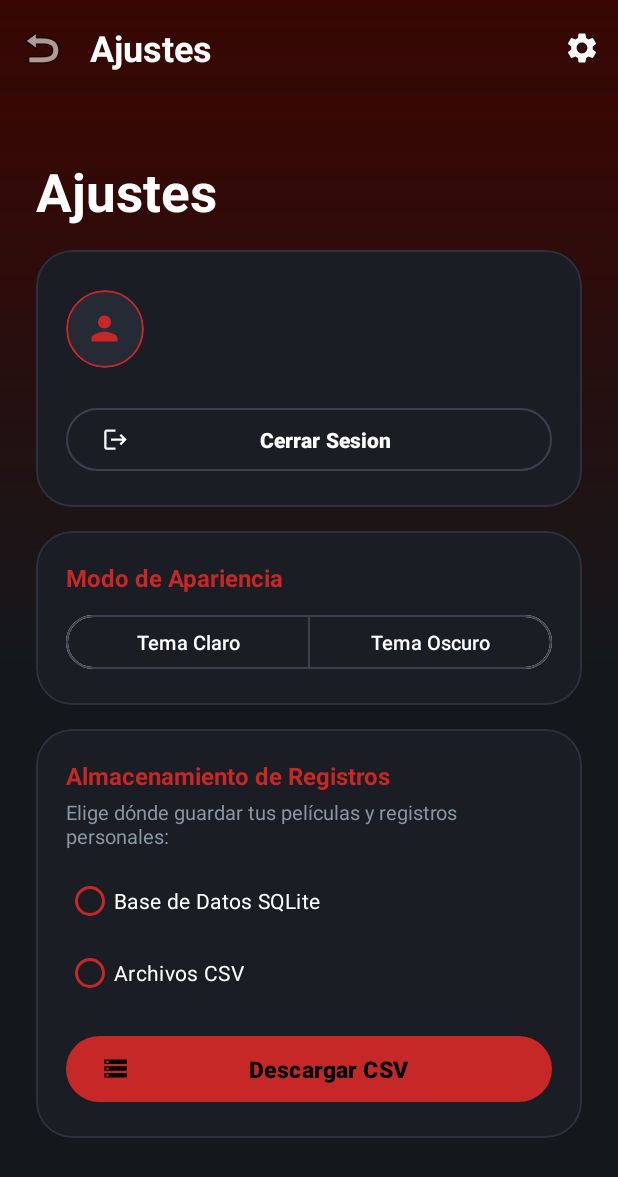
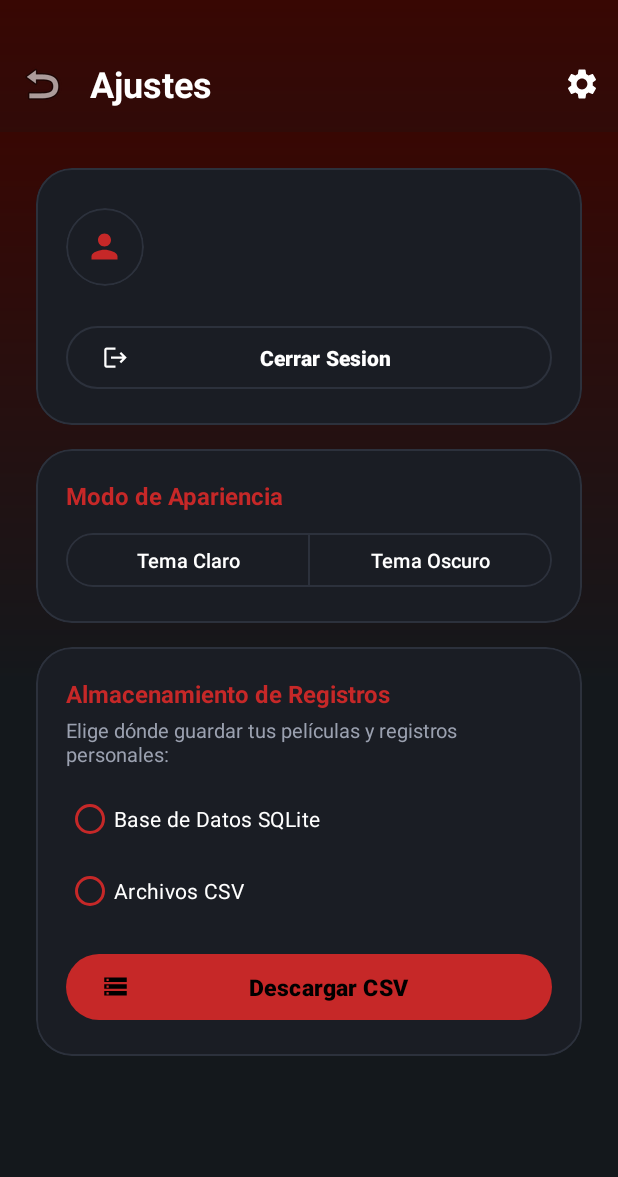
Before and after one commit to Naidu3736/cineteca, an Android app: the MainActivity screen opened directly, with no data from a screen before it, after a tap on "Configuración", on a phone screen of 412 x 824 dp. Shown: the top 1177 px of the screen. Run offline under Robolectric (Android 15) with nearby library versions, the phone set to English and light mode, and no system bars; 1 statement that could not run was skipped.

Commit message:
Chore: Cambios visuales ajustes, panel de peliculas, agregar, main

```diff
--- a/app/src/main/java/com/example/cineteca/MainActivity.java
+++ b/app/src/main/java/com/example/cineteca/MainActivity.java
@@ -23,6 +23,10 @@ public class MainActivity extends AppCompatActivity {
 
         binding = ActivityMainBinding.inflate(getLayoutInflater());
         setContentView(binding.getRoot());
+
+
+        ThemeHelper.setDarkMode(this, ThemeHelper.isDarkMode(this));
+        ThemeHelper.applyThemeToView(binding.getRoot());
 
         // 1. Ajuste de barras del sistema (Edge-to-Edge)
         ViewCompat.setOnApplyWindowInsetsListener(binding.fragmentContainer, (v, insets) -> {
--- a/app/src/main/java/com/example/cineteca/MoviesFragment.java
+++ b/app/src/main/java/com/example/cineteca/MoviesFragment.java
@@ -34,11 +34,13 @@ public class MoviesFragment extends Fragment {
                              @Nullable Bundle savedInstanceState) {
         binding = FragmentMoviesBinding.inflate(inflater, container, false);
         return binding.getRoot();
+
     }
 
     @Override
     public void onViewCreated(@NonNull View view, @Nullable Bundle savedInstanceState) {
         super.onViewCreated(view, savedInstanceState);
+        ThemeHelper.applyThemeToView(binding.getRoot());
 
         db = new MovieDbHelper(requireContext());
         adapter = new MovieAdapter();
--- a/app/src/main/java/com/example/cineteca/SettingsFragment.java
+++ b/app/src/main/java/com/example/cineteca/SettingsFragment.java
@@ -55,14 +55,37 @@ public class SettingsFragment extends Fragment {
         return binding.getRoot();
     }
 
-//    @Override
-//    public void onViewCreated(@NonNull View view, @Nullable Bundle savedInstanceState) {
-//        super.onViewCreated(view, savedInstanceState);
-//
-//        binding.btnExportCsv.setOnClickListener(v -> exportLauncher.launch("movies.csv"));
-//        binding.btnImportCsv.setOnClickListener(v ->
-//                importLauncher.launch(new String[]{"text/csv", "text/comma-separated-values", "text/plain"}));
-//    }
+    @Override
+    public void onViewCreated(@NonNull View view, @Nullable Bundle savedInstanceState) {
+        super.onViewCreated(view, savedInstanceState);
+
+        // 1. Marcar el botón activo según el tema guardado (Dark por defecto)
+        if (ThemeHelper.isDarkMode(requireContext())) {
+            binding.toggleDarkMode.check(R.id.btn_mode_dark);
+        } else {
+            binding.toggleDarkMode.check(R.id.btn_mode_light);
+        }
+
+        // 2. Aplicar colores actuales al abrir Ajustes
+        ThemeHelper.applyThemeToView(binding.getRoot());
+
+        // 3. Conectar los botones Tema Claro / Tema Oscuro
+        binding.toggleDarkMode.addOnButtonCheckedListener((group, checkedId, isChecked) -> {
+            if (!isChecked) return;
+            boolean wantDark = (checkedId == R.id.btn_mode_dark);
+
+            if (wantDark != ThemeHelper.isDarkMode(requireContext())) {
+                ThemeHelper.setDarkMode(requireContext(), wantDark);
+                ThemeHelper.applyThemeToView(binding.getRoot());
+                if (getActivity() != null) {
+                    ThemeHelper.applyThemeToView(getActivity().findViewById(R.id.main));
+                }
+            }
+        });
+
+        // 4. Botón Descargar CSV
+        binding.btnViewCsv.setOnClickListener(v -> exportLauncher.launch("movies.csv"));
+    }
 
     @Override
     public void onDestroyView() {
--- /dev/null
+++ b/app/src/main/java/com/example/cineteca/ThemeHelper.java
@@ -0,0 +1,287 @@
+package com.example.cineteca;
+
+import android.content.Context;
+import android.content.SharedPreferences;
+import android.content.res.ColorStateList;
+import android.graphics.Color;
+import android.graphics.PorterDuff;
+import android.graphics.drawable.Drawable;
+import android.graphics.drawable.GradientDrawable;
+import android.view.Menu;
+import android.view.MenuItem;
+import android.view.View;
+import android.view.ViewGroup;
+import android.widget.EditText;
+import android.widget.ImageView;
+import android.widget.TextView;
+
+import androidx.appcompat.app.AppCompatDelegate;
+import androidx.appcompat.widget.ActionMenuView;
+import androidx.appcompat.widget.SearchView;
+import androidx.core.content.ContextCompat;
+import androidx.core.graphics.drawable.DrawableCompat;
+
+import com.google.android.material.appbar.MaterialToolbar;
+import com.google.android.material.button.MaterialButton;
+import com.google.android.material.card.MaterialCardView;
+import com.google.android.material.chip.Chip;
+import com.google.android.material.floatingactionbutton.FloatingActionButton;
+import com.google.android.material.radiobutton.MaterialRadioButton;
+
+public class ThemeHelper {
+
+    private static final String PREFS_NAME = "cineteca_theme_prefs";
+    private static final String KEY_IS_DARK = "is_dark_mode";
+
+    public static boolean isDarkMode(Context context) {
+        SharedPreferences prefs = context.getSharedPreferences(PREFS_NAME, Context.MODE_PRIVATE);
+        return prefs.getBoolean(KEY_IS_DARK, true);
+    }
+
+    public static void setDarkMode(Context context, boolean isDark) {
+        SharedPreferences prefs = context.getSharedPreferences(PREFS_NAME, Context.MODE_PRIVATE);
+        prefs.edit().putBoolean(KEY_IS_DARK, isDark).apply();
+
+        AppCompatDelegate.setDefaultNightMode(
+                isDark ? AppCompatDelegate.MODE_NIGHT_YES : AppCompatDelegate.MODE_NIGHT_NO
+        );
+    }
+
+    public static boolean toggleTheme(Context context) {
+        boolean newState = !isDarkMode(context);
+        setDarkMode(context, newState);
+        return newState;
+    }
+
+    public static void applyThemeToView(View rootView) {
+        if (rootView == null) return;
+        Context context = rootView.getContext();
+        boolean isDark = isDarkMode(context);
+
+        if (rootView.getId() == R.id.main
+                || rootView instanceof androidx.constraintlayout.widget.ConstraintLayout
+                || rootView instanceof android.widget.ScrollView) {
+            if (isDark) {
+                rootView.setBackgroundResource(R.drawable.bg_setting);
+            } else {
+                rootView.setBackgroundColor(Color.parseColor("#FFF8F8"));
+            }
+        }
+
+        applyRecursive(rootView, isDark);
+    }
+
+    private static void applyRecursive(View view, boolean isDark) {
+        Context context = view.getContext();
+        int crimson = ContextCompat.getColor(context, R.color.crimson_primary);
+
+        // Paleta Dark Mode
+        int cardDark = Color.parseColor("#1A1D24");
+        int strokeDark = Color.parseColor("#2C313C");
+
+        // Paleta Light Mode (Tonos rojos / pastel)
+        int cardLight = Color.WHITE;
+        int strokeLight = Color.parseColor("#F5C2C7");       // Borde rosa pastel
+        int pastelRedBg = Color.parseColor("#FDE8EA");       // Fondo pastel suave
+        int pastelRedSelected = Color.parseColor("#F8B4BC"); // Fondo seleccionado pastel
+        int crimsonDarkText = Color.parseColor("#8B1E2B");   // Rojo vino oscuro
+
+        int textPrimary = isDark ? Color.WHITE : Color.parseColor("#1D1416");
+        int textSecondary = isDark ? Color.parseColor("#9BA1B0") : Color.parseColor("#6E5659");
+
+        // 1. BARRA SUPERIOR (MaterialToolbar) E ÍCONOS SUPERIORES
+        if (view instanceof MaterialToolbar) {
+            MaterialToolbar toolbar = (MaterialToolbar) view;
+            int iconColor = isDark ? Color.WHITE : crimsonDarkText;
+            toolbar.setTitleTextColor(iconColor);
+
+
+            Drawable navIcon = toolbar.getNavigationIcon();
+            if (navIcon != null) {
+                Drawable wrapped = DrawableCompat.wrap(navIcon.mutate());
+                DrawableCompat.setTint(wrapped, iconColor);
+                toolbar.setNavigationIcon(wrapped);
+            }
+
+
+            Menu menu = toolbar.getMenu();
+            if (menu != null) {
+                for (int i = 0; i < menu.size(); i++) {
+                    MenuItem item = menu.getItem(i);
+                    Drawable icon = item.getIcon();
+                    if (icon != null) {
+                        Drawable wrapped = DrawableCompat.wrap(icon.mutate());
+                        DrawableCompat.setTint(wrapped, iconColor);
+                        item.setIcon(wrapped);
+                    }
+                }
+            }
+
+
+            for (int i = 0; i < toolbar.getChildCount(); i++) {
+                View child = toolbar.getChildAt(i);
+                if (child instanceof ActionMenuView) {
+                    ActionMenuView menuView = (ActionMenuView) child;
+                    for (int j = 0; j < menuView.getChildCount(); j++) {
+                        View actionItemView = menuView.getChildAt(j);
+                        if (isDark) {
+                            actionItemView.setBackground(null);
+                        } else {
+                            GradientDrawable circle = new GradientDrawable();
+                            circle.setShape(GradientDrawable.OVAL);
+                            circle.setColor(pastelRedBg);
+                            circle.setStroke(2, strokeLight);
+                            actionItemView.setBackground(circle);
+                        }
+                    }
+                }
+            }
+            return; // Ya procesamos los hijos internos de la toolbar
+        }
+
+
+        if (view instanceof SearchView) {
+            SearchView searchView = (SearchView) view;
+            if (isDark) {
+                searchView.setBackgroundResource(R.drawable.shape_text);
+            } else {
+                GradientDrawable searchBg = new GradientDrawable();
+                searchBg.setShape(GradientDrawable.RECTANGLE);
+                searchBg.setCornerRadius(27 * context.getResources().getDisplayMetrics().density);
+                searchBg.setColor(pastelRedBg);
+                searchBg.setStroke((int) (1.2f * context.getResources().getDisplayMetrics().density), strokeLight);
+                searchView.setBackground(searchBg);
+            }
+
+
+            EditText searchEdit = searchView.findViewById(androidx.appcompat.R.id.search_src_text);
+            if (searchEdit != null) {
+                searchEdit.setTextColor(textPrimary);
+                searchEdit.setHintTextColor(textSecondary);
+            }
+
+            int searchIconColor = isDark ? Color.parseColor("#9BA1B0") : crimsonDarkText;
+            ImageView magIcon = searchView.findViewById(androidx.appcompat.R.id.search_mag_icon);
+            if (magIcon != null) {
+                magIcon.setColorFilter(searchIconColor, PorterDuff.Mode.SRC_IN);
+            }
+            ImageView closeBtn = searchView.findViewById(androidx.appcompat.R.id.search_close_btn);
+            if (closeBtn != null) {
+                closeBtn.setColorFilter(searchIconColor, PorterDuff.Mode.SRC_IN);
+            }
+            return; // Evitar que applyRecursive sobrescriba las vistas internas del SearchView
+        }
+
+        if (view instanceof MaterialCardView) {
+            MaterialCardView card = (MaterialCardView) view;
+            if (card.getRadius() < 60f) {
+                card.setCardBackgroundColor(isDark ? cardDark : cardLight);
+                card.setStrokeColor(isDark ? strokeDark : strokeLight);
+            } else {
+                card.setCardBackgroundColor(isDark ? Color.parseColor("#252A34") : pastelRedBg);
+            }
+
+        } else if (view instanceof FloatingActionButton) {
+            FloatingActionButton fab = (FloatingActionButton) view;
+            if (isDark) {
+                fab.setBackgroundTintList(ColorStateList.valueOf(crimson));
+                fab.setImageTintList(ColorStateList.valueOf(ContextCompat.getColor(context, R.color.on_crimson_primary)));
+            } else {
+                fab.setBackgroundTintList(ColorStateList.valueOf(pastelRedSelected));
+                fab.setImageTintList(ColorStateList.valueOf(crimsonDarkText));
+            }
+
+        } else if (view instanceof Chip) {
+            Chip chip = (Chip) view;
+            if (isDark) {
+                chip.setChipBackgroundColorResource(R.color.chip_bg);
+                chip.setTextColor(ContextCompat.getColorStateList(context, R.color.chip_text));
+            } else {
+                int[][] states = new int[][]{
+                        new int[]{android.R.attr.state_checked},
+                        new int[]{}
+                };
+                chip.setChipBackgroundColor(new ColorStateList(states, new int[]{pastelRedSelected, pastelRedBg}));
+                chip.setTextColor(new ColorStateList(states, new int[]{crimsonDarkText, textSecondary}));
+                chip.setCheckedIconTint(ColorStateList.valueOf(crimsonDarkText));
+            }
+
+        } else if (view instanceof MaterialRadioButton) {
+            MaterialRadioButton rb = (MaterialRadioButton) view;
+            rb.setTextColor(textPrimary);
+            rb.setButtonTintList(ColorStateList.valueOf(isDark ? crimson : crimsonDarkText));
+
+
+        } else if (view instanceof MaterialButton) {
+            MaterialButton btn = (MaterialButton) view;
+            int id = btn.getId();
+
+            if (id == R.id.btn_view_csv) {
+                if (isDark) {
+                    btn.setBackgroundTintList(ColorStateList.valueOf(crimson));
+                    btn.setTextColor(Color.BLACK);
+                    btn.setIconTint(ColorStateList.valueOf(Color.BLACK));
+                } else {
+                    btn.setBackgroundTintList(ColorStateList.valueOf(pastelRedSelected));
+                    btn.setTextColor(crimsonDarkText);
+                    btn.setIconTint(ColorStateList.valueOf(crimsonDarkText));
+                }
+            } else if (id == R.id.btn_mode_light || id == R.id.btn_mode_dark) {
+                if (isDark) {
+                    btn.setBackgroundTintList(ColorStateList.valueOf(Color.TRANSPARENT));
+                    btn.setTextColor(Color.WHITE);
+                    btn.setStrokeColor(ColorStateList.valueOf(strokeDark));
+                } else {
+                    int[][] states = new int[][]{
+                            new int[]{android.R.attr.state_checked},
+                            new int[]{}
+                    };
+                    btn.setBackgroundTintList(new ColorStateList(states, new int[]{pastelRedSelected, Color.WHITE}));
+                    btn.setTextColor(new ColorStateList(states, new int[]{crimsonDarkText, textSecondary}));
+                    btn.setStrokeColor(ColorStateList.valueOf(strokeLight));
+                }
+            } else {
+                if (isDark) {
+                    btn.setBackgroundTintList(ColorStateList.valueOf(Color.TRANSPARENT));
+                    btn.setTextColor(Color.WHITE);
+                    btn.setIconTint(ColorStateList.valueOf(Color.WHITE));
+                    btn.setStrokeColor(ColorStateList.valueOf(strokeDark));
+                } else {
+                    btn.setBackgroundTintList(ColorStateList.valueOf(pastelRedBg));
+                    btn.setTextColor(crimsonDarkText);
+                    btn.setIconTint(ColorStateList.valueOf(crimsonDarkText));
+                    btn.setStrokeColor(ColorStateList.valueOf(strokeLight));
+                }
+            }
+
+        } else if (view instanceof EditText) {
+            EditText et = (EditText) view;
+            et.setTextColor(textPrimary);
+            et.setHintTextColor(textSecondary);
+            if (!isDark) {
+                et.setBackgroundTintList(ColorStateList.valueOf(pastelRedBg));
+            } else {
+                et.setBackgroundTintList(null);
+            }
+
+
+        } else if (view instanceof TextView) {
+            TextView tv = (TextView) view;
+            int currentColor = tv.getCurrentTextColor();
+            if (currentColor != crimson && currentColor != crimsonDarkText) {
+                if (tv.getTextSize() >= 42f || currentColor == Color.WHITE || currentColor == Color.parseColor("#1D1416")) {
+                    tv.setTextColor(textPrimary);
+                } else {
+                    tv.setTextColor(textSecondary);
+                }
+            }
+        }
+
+        if (view instanceof ViewGroup) {
+            ViewGroup group = (ViewGroup) view;
+            for (int i = 0; i < group.getChildCount(); i++) {
+                applyRecursive(group.getChildAt(i), isDark);
+            }
+        }
+    }
+}
--- a/app/src/main/res/layout/activity_main.xml
+++ b/app/src/main/res/layout/activity_main.xml
@@ -13,13 +13,15 @@
         android:id="@+id/materialToolbar"
         android:layout_width="0dp"
         android:layout_height="?attr/actionBarSize"
+        android:layout_marginTop="24dp"
+        app:layout_constraintEnd_toEndOf="parent"
+        app:layout_constraintHorizontal_bias="0.0"
+        app:layout_constraintStart_toStartOf="parent"
+        app:layout_constraintTop_toTopOf="parent"
+        app:menu="@menu/top_app_bar"
         app:title="Cineteca"
-        app:titleTextColor="@android:color/white"
         app:titleTextAppearance="@style/TituloCineteca"
-        app:menu="@menu/top_app_bar"
-        app:layout_constraintStart_toStartOf="parent"
-        app:layout_constraintEnd_toEndOf="parent"
-        app:layout_constraintTop_toTopOf="parent" />
+        app:titleTextColor="@android:color/white" />
 
     <androidx.fragment.app.FragmentContainerView
         android:id="@+id/fragment_container"
--- a/app/src/main/res/layout/fragment_settings.xml
+++ b/app/src/main/res/layout/fragment_settings.xml
@@ -15,16 +15,6 @@
         android:layout_width="match_parent"
         android:layout_height="wrap_content"
         android:orientation="vertical">
-
-        <TextView
-            android:layout_width="wrap_content"
-            android:layout_height="wrap_content"
-            android:layout_marginTop="16dp"
-            android:layout_marginBottom="15dp"
-            android:text="Ajustes"
-            android:textColor="@color/white"
-            android:textSize="35sp"
-            android:textStyle="bold" />
 
         <com.google.android.material.card.MaterialCardView
             android:layout_width="match_parent"
```
Also changed, not shown: app/src/main/res/layout/fragment_first.xml (deleted, +0 -35 lines), app/src/main/res/layout/fragment_second.xml (deleted, +0 -35 lines).
